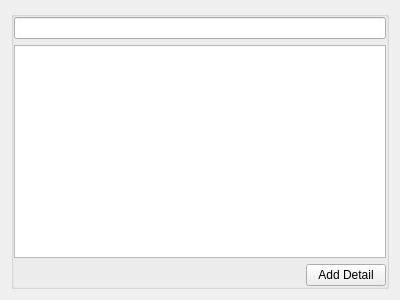
First picture: the form in src/contactdetailgroupbox.ui, repository ZestyMeta/qontacts, before the edit.
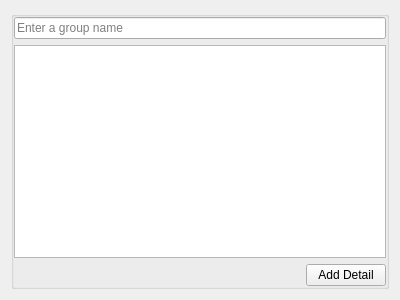
Second picture: the form after the edit.

Commit message: Clean out widgets in the layout prior to refresh

Patch:
```diff
--- a/src/contactdetailgroupbox.ui
+++ b/src/contactdetailgroupbox.ui
@@ -34,7 +34,11 @@
            <number>0</number>
           </property>
           <item>
-           <widget class="QLineEdit" name="groupNameEdit"/>
+           <widget class="QLineEdit" name="groupNameEdit">
+            <property name="placeholderText">
+             <string>Enter a group name</string>
+            </property>
+           </widget>
           </item>
           <item>
            <widget class="QTableView" name="tableView">
```
The commit also changes 4 other files.
